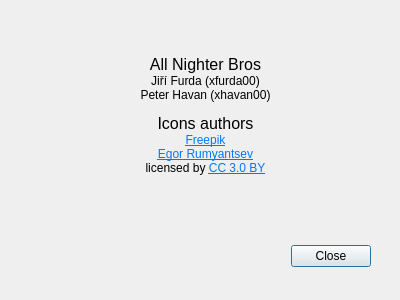
Qt form src/gui/creditsdialog.ui (JiriFurda/ICP-proj) before a commit.
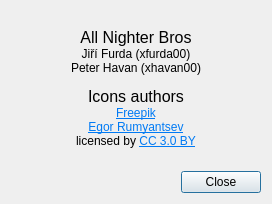
The same form after that commit.

Commit message: Added file dialogs, changed about dialog text

Diff of the .ui file:
```diff
--- a/src/gui/creditsdialog.ui
+++ b/src/gui/creditsdialog.ui
@@ -6,40 +6,18 @@
    <rect>
     <x>0</x>
     <y>0</y>
-    <width>400</width>
-    <height>300</height>
+    <width>272</width>
+    <height>204</height>
    </rect>
   </property>
   <property name="windowTitle">
    <string>Credits</string>
   </property>
-  <widget class="QDialogButtonBox" name="buttonBox">
-   <property name="geometry">
-    <rect>
-     <x>30</x>
-     <y>240</y>
-     <width>341</width>
-     <height>32</height>
-    </rect>
-   </property>
-   <property name="orientation">
-    <enum>Qt::Horizontal</enum>
-   </property>
-   <property name="standardButtons">
-    <set>QDialogButtonBox::Close</set>
-   </property>
-  </widget>
-  <widget class="QLabel" name="label">
-   <property name="geometry">
-    <rect>
-     <x>10</x>
-     <y>0</y>
-     <width>391</width>
-     <height>231</height>
-    </rect>
-   </property>
-   <property name="text">
-    <string>&lt;!DOCTYPE HTML PUBLIC &quot;-//W3C//DTD HTML 4.0//EN&quot; &quot;http://www.w3.org/TR/REC-html40/strict.dtd&quot;&gt;
+  <layout class="QGridLayout" name="gridLayout">
+   <item row="0" column="0">
+    <widget class="QLabel" name="label">
+     <property name="text">
+      <string>&lt;!DOCTYPE HTML PUBLIC &quot;-//W3C//DTD HTML 4.0//EN&quot; &quot;http://www.w3.org/TR/REC-html40/strict.dtd&quot;&gt;
 &lt;html&gt;&lt;head&gt;&lt;meta name=&quot;qrichtext&quot; content=&quot;1&quot; /&gt;&lt;style type=&quot;text/css&quot;&gt;
 p, li { white-space: pre-wrap; }
 &lt;/style&gt;&lt;/head&gt;&lt;body style=&quot; font-family:'Noto Sans'; font-size:9pt; font-weight:400; font-style:normal;&quot;&gt;
@@ -50,8 +28,20 @@
 &lt;p align=&quot;center&quot; style=&quot; margin-top:0px; margin-bottom:0px; margin-left:0px; margin-right:0px; -qt-block-indent:0; text-indent:0px;&quot;&gt;&lt;a href=&quot;http://www.freepik.com&quot;&gt;&lt;span style=&quot; text-decoration: underline; color:#007af4;&quot;&gt;Freepik&lt;/span&gt;&lt;/a&gt;&lt;/p&gt;
 &lt;p align=&quot;center&quot; style=&quot; margin-top:0px; margin-bottom:0px; margin-left:0px; margin-right:0px; -qt-block-indent:0; text-indent:0px;&quot;&gt;&lt;a href=&quot;https://www.flaticon.com/authors/egor-rumyantsev&quot;&gt;&lt;span style=&quot; text-decoration: underline; color:#007af4;&quot;&gt;Egor Rumyantsev&lt;/span&gt;&lt;/a&gt;&lt;/p&gt;
 &lt;p align=&quot;center&quot; style=&quot; margin-top:0px; margin-bottom:0px; margin-left:0px; margin-right:0px; -qt-block-indent:0; text-indent:0px;&quot;&gt;licensed by &lt;a href=&quot;http://creativecommons.org/licenses/by/3.0/&quot;&gt;&lt;span style=&quot; text-decoration: underline; color:#007af4;&quot;&gt;CC 3.0 BY&lt;/span&gt;&lt;/a&gt;&lt;/p&gt;&lt;/body&gt;&lt;/html&gt;</string>
-   </property>
-  </widget>
+     </property>
+    </widget>
+   </item>
+   <item row="1" column="0">
+    <widget class="QDialogButtonBox" name="buttonBox">
+     <property name="orientation">
+      <enum>Qt::Horizontal</enum>
+     </property>
+     <property name="standardButtons">
+      <set>QDialogButtonBox::Close</set>
+     </property>
+    </widget>
+   </item>
+  </layout>
  </widget>
  <resources/>
  <connections>
```
The commit also changes 3 other files.
